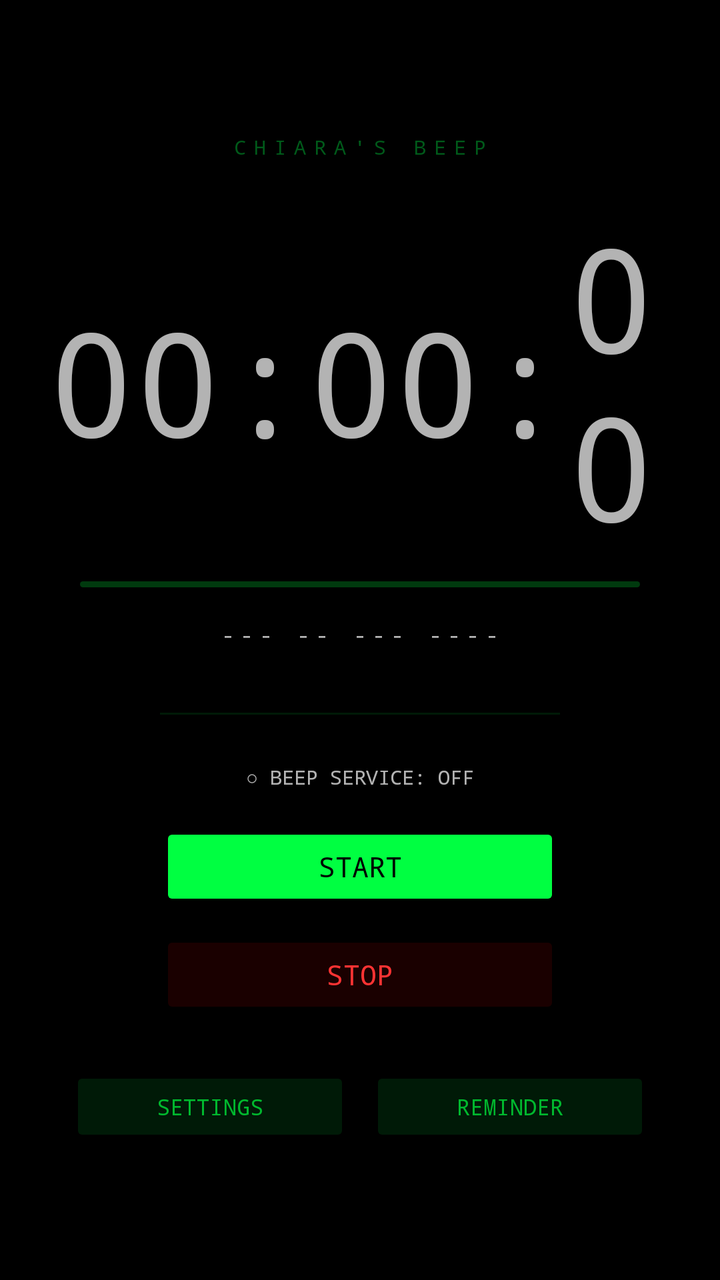
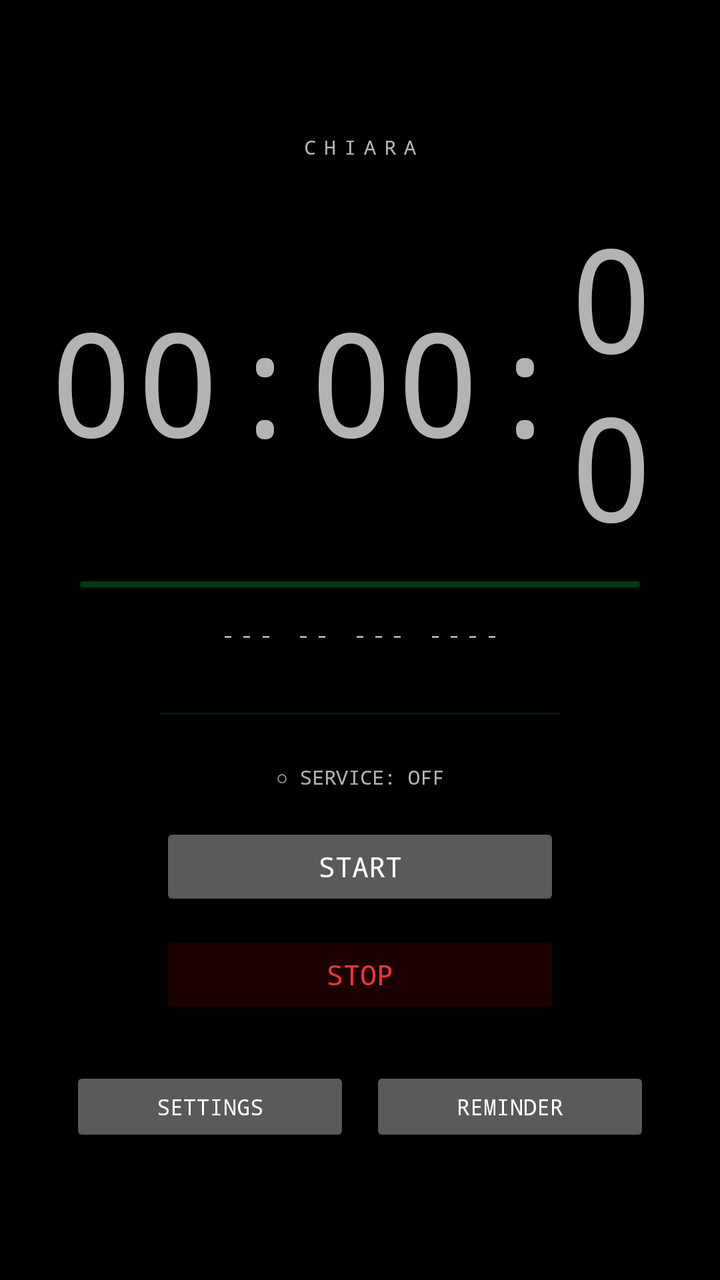

Two renders of the same Android screen: before a commit and after it. Below are the layout's source before the change and the commit's diff.
<!-- AndroidManifest.xml: application theme AppTheme -->
<!-- res/layout/activity_main.xml -->
<?xml version="1.0" encoding="utf-8"?>
<LinearLayout xmlns:android="http://schemas.android.com/apk/res/android"
    android:layout_width="match_parent"
    android:layout_height="match_parent"
    android:background="#000000"
    android:orientation="vertical"
    android:gravity="center"
    android:padding="24dp">

    <TextView
        android:text="CHIARA'S BEEP"
        android:textColor="#005A1A"
        android:textSize="10sp"
        android:letterSpacing="0.4"
        android:fontFamily="monospace"
        android:layout_marginBottom="20dp"
        android:layout_width="wrap_content"
        android:layout_height="wrap_content"/>

    <LinearLayout
        android:layout_width="wrap_content"
        android:layout_height="wrap_content"
        android:orientation="horizontal"
        android:gravity="center_vertical">

        <TextView android:id="@+id/tvHour"
            android:text="00" android:textSize="72sp"
            android:fontFamily="monospace"
            android:layout_width="wrap_content"
            android:layout_height="wrap_content"/>

        <TextView android:id="@+id/tvColon1"
            android:text=":" android:textSize="72sp"
            android:fontFamily="monospace"
            android:layout_width="wrap_content"
            android:layout_height="wrap_content"/>

        <TextView android:id="@+id/tvMinute"
            android:text="00" android:textSize="72sp"
            android:fontFamily="monospace"
            android:layout_width="wrap_content"
            android:layout_height="wrap_content"/>

        <TextView android:id="@+id/tvColon2"
            android:text=":" android:textSize="72sp"
            android:fontFamily="monospace"
            android:layout_width="wrap_content"
            android:layout_height="wrap_content"/>

        <TextView android:id="@+id/tvSecond"
            android:text="00" android:textSize="72sp"
            android:fontFamily="monospace"
            android:layout_width="wrap_content"
            android:layout_height="wrap_content"/>
    </LinearLayout>

    <ProgressBar android:id="@+id/progressSeconds"
        style="@android:style/Widget.ProgressBar.Horizontal"
        android:layout_width="280dp" android:layout_height="3dp"
        android:max="100" android:progress="0"
        android:progressBackgroundTint="#003A0E"
        android:layout_marginTop="10dp"/>

    <TextView android:id="@+id/tvDate"
        android:text="--- -- --- ----"
        android:textSize="11sp"
        android:letterSpacing="0.25"
        android:fontFamily="monospace"
        android:layout_marginTop="16dp"
        android:layout_width="wrap_content"
        android:layout_height="wrap_content"/>

    <View android:layout_width="200dp" android:layout_height="1dp"
        android:background="#001A07"
        android:layout_marginTop="32dp" android:layout_marginBottom="24dp"/>

    <TextView android:id="@+id/tvStatus"
        android:text="○ BEEP SERVICE: OFF"
        android:textSize="10sp"
        android:fontFamily="monospace"
        android:layout_marginBottom="16dp"
        android:layout_width="wrap_content"
        android:layout_height="wrap_content"/>

    <Button android:id="@+id/btnStart"
        android:text="START"
        android:textColor="#000000"
        android:backgroundTint="#00FF41"
        android:fontFamily="monospace"
        android:layout_width="200dp" android:layout_height="44dp"
        android:layout_marginBottom="10dp"/>

    <Button android:id="@+id/btnStop"
        android:text="STOP"
        android:textColor="#FF3333"
        android:backgroundTint="#1A0000"
        android:fontFamily="monospace"
        android:enabled="false"
        android:layout_width="200dp" android:layout_height="44dp"
        android:layout_marginBottom="24dp"/>

    <LinearLayout android:layout_width="wrap_content"
        android:layout_height="wrap_content"
        android:orientation="horizontal"
        android:gravity="center">

        <Button android:id="@+id/btnSettings"
            android:text="SETTINGS"
            android:textColor="#00B82E"
            android:backgroundTint="#001A07"
            android:fontFamily="monospace"
            android:textSize="11sp"
            android:layout_width="140dp" android:layout_height="40dp"
            android:layout_marginEnd="10dp"/>

        <Button android:id="@+id/btnReminder"
            android:text="REMINDER"
            android:textColor="#00B82E"
            android:backgroundTint="#001A07"
            android:fontFamily="monospace"
            android:textSize="11sp"
            android:layout_width="140dp" android:layout_height="40dp"/>
    </LinearLayout>

</LinearLayout>
<!-- resources referenced by this layout -->
<resources>
  <style name="AppTheme" parent="Theme.AppCompat.NoActionBar">
          <item name="android:windowBackground">#000000</item>
          <item name="android:statusBarColor">#000000</item>
          <item name="android:navigationBarColor">#000000</item>
          <item name="colorPrimary">#00FF41</item>
          <item name="colorAccent">#00FF41</item>
      </style>
</resources>

<!-- the commit's change to res/layout/activity_main.xml (unified diff, before → after) -->
@@ -8,11 +8,11 @@
     android:padding="24dp">
 
     <TextView
-        android:text="CHIARA'S BEEP"
-        android:textColor="#005A1A"
+        android:text="CHIARA"
         android:textSize="10sp"
         android:letterSpacing="0.4"
         android:fontFamily="monospace"
+        android:tag="label_faint"
         android:layout_marginBottom="20dp"
         android:layout_width="wrap_content"
         android:layout_height="wrap_content"/>
@@ -50,6 +50,7 @@
         <TextView android:id="@+id/tvSecond"
             android:text="00" android:textSize="72sp"
             android:fontFamily="monospace"
+            android:tag="time_second"
             android:layout_width="wrap_content"
             android:layout_height="wrap_content"/>
     </LinearLayout>
@@ -66,6 +67,7 @@
         android:textSize="11sp"
         android:letterSpacing="0.25"
         android:fontFamily="monospace"
+        android:tag="label_dim"
         android:layout_marginTop="16dp"
         android:layout_width="wrap_content"
         android:layout_height="wrap_content"/>
@@ -75,18 +77,18 @@
         android:layout_marginTop="32dp" android:layout_marginBottom="24dp"/>
 
     <TextView android:id="@+id/tvStatus"
-        android:text="○ BEEP SERVICE: OFF"
+        android:text="○ SERVICE: OFF"
         android:textSize="10sp"
         android:fontFamily="monospace"
+        android:tag="label_dim"
         android:layout_marginBottom="16dp"
         android:layout_width="wrap_content"
         android:layout_height="wrap_content"/>
 
     <Button android:id="@+id/btnStart"
         android:text="START"
-        android:textColor="#000000"
-        android:backgroundTint="#00FF41"
         android:fontFamily="monospace"
+        android:tag="btn_start"
         android:layout_width="200dp" android:layout_height="44dp"
         android:layout_marginBottom="10dp"/>
 
@@ -95,6 +97,7 @@
         android:textColor="#FF3333"
         android:backgroundTint="#1A0000"
         android:fontFamily="monospace"
+        android:tag="btn_stop"
         android:enabled="false"
         android:layout_width="200dp" android:layout_height="44dp"
         android:layout_marginBottom="24dp"/>
@@ -106,8 +109,6 @@
 
         <Button android:id="@+id/btnSettings"
             android:text="SETTINGS"
-            android:textColor="#00B82E"
-            android:backgroundTint="#001A07"
             android:fontFamily="monospace"
             android:textSize="11sp"
             android:layout_width="140dp" android:layout_height="40dp"
@@ -115,8 +116,6 @@
 
         <Button android:id="@+id/btnReminder"
             android:text="REMINDER"
-            android:textColor="#00B82E"
-            android:backgroundTint="#001A07"
             android:fontFamily="monospace"
             android:textSize="11sp"
             android:layout_width="140dp" android:layout_height="40dp"/>
